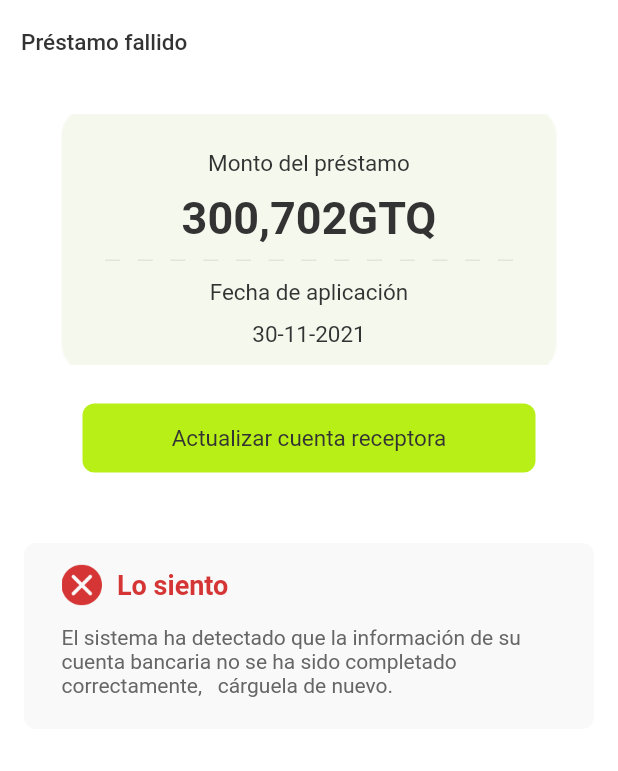
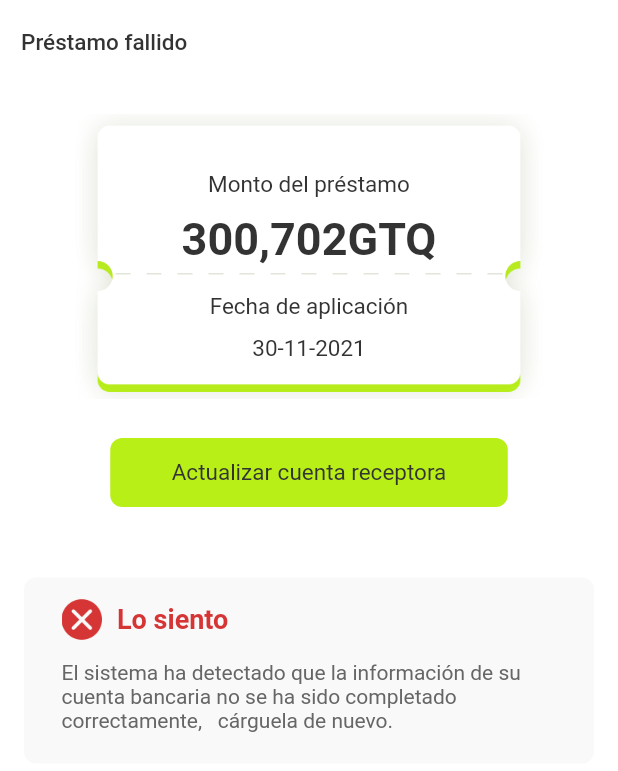
Before and after one commit to duangaixin/rapicredito, a Flutter app: the HomeLoanFailureView widget shown alone on an empty page, opened directly, on a phone screen of 412 x 824 dp. Shown: the top 771 px of the screen. Run offline on Flutter 3.47's test engine with Material 2 defaults, Android fonts, the phone set to English and light mode, and no system bars; our stand-ins replace bot_toast, cached_network_image, camera, dio, flutter_image_compress, flutter_swiper_null_safety and 6 more; missing offline and left inert: flutter_pickers, http_proxy; accounts and stored records are empty.

```diff
--- a/lib/page/main/home/widget/common_loan_money_view.dart
+++ b/lib/page/main/home/widget/common_loan_money_view.dart
@@ -1,7 +1,6 @@
 import 'package:flutter/material.dart';
 import 'package:get/get.dart';
 import 'package:rapicredito/style/resources.dart';
-
 
 class CommonLoanMoneyView extends StatefulWidget {
   const CommonLoanMoneyView({
@@ -17,12 +16,14 @@ class CommonLoanMoneyViewState extends State<CommonLoanMoneyView> {
   Widget build(BuildContext context) {
     return Container(
       alignment: Alignment.center,
+      width: double.infinity,
+      height: 190.0,
       decoration: const BoxDecoration(
           color: Colors.white,
           image: DecorationImage(
-              image: AssetImage(Resource.assetsImageAuthCameraBg),
+              image: AssetImage(Resource.assetsImageHomeInfoBg),
               fit: BoxFit.cover)),
-      margin: const EdgeInsets.only(top: 20.0, left: 40.0, right: 40.0),
+      margin: const EdgeInsets.only(top: 20.0, left: 47.0, right: 47.0),
       child: Column(
         crossAxisAlignment: CrossAxisAlignment.center,
         mainAxisSize: MainAxisSize.min,
@@ -33,18 +34,16 @@ class CommonLoanMoneyViewState extends State<CommonLoanMoneyView> {
                 'Monto del préstamo',
                 style: TextStyle(fontSize: 15.0, color: Color(0xff333333)),
               )),
-          const Padding(
-            padding: EdgeInsets.symmetric(horizontal: 42.0),
-            child: Text(
-              '300,702GTQ',
-              style: TextStyle(
-                  fontSize: 30.0,
-                  color: Color(0xff333333),
-                  fontWeight: FontWeight.bold),
-            ),
+          Text(
+            '300,702GTQ',
+            style: TextStyle(
+                fontSize: 30.0,
+                color: Color(0xff333333),
+                fontWeight: FontWeight.bold),
           ),
           Container(
-            padding: const EdgeInsets.only(top: 10.0, bottom: 12.0,left: 30.0,right: 30),
+            padding: const EdgeInsets.only(
+                top: 5.0, bottom: 12.0, left: 30.0, right: 30),
             child: const HomeDashLine(
               color: Color(0xffE2E5DA),
             ),
@@ -79,7 +78,7 @@ class HomeDashLine extends StatelessWidget {
 
   @override
   Widget build(BuildContext context) {
-    final boxWidth = Get.size.width-84-60;
+    final boxWidth = Get.size.width - 84 - 60;
     final dashHeight = height;
     final dashCount = (boxWidth / (2 * dashWidth)).floor();
 
--- a/lib/page/main/home/widget/home_loan_audit_view.dart
+++ b/lib/page/main/home/widget/home_loan_audit_view.dart
@@ -16,7 +16,9 @@ class HomeLoanAuditView extends GetView<MainHomeCtr> {
       crossAxisAlignment: CrossAxisAlignment.start,
       mainAxisSize: MainAxisSize.max,
       children: [
-        const MainAppBarView(title: 'Bajo Revisión',),
+        const MainAppBarView(
+          title: 'Bajo Revisión',
+        ),
         Padding(
           padding: const EdgeInsets.symmetric(horizontal: 16.0),
           child: Column(
--- a/lib/page/main/home/widget/home_loan_deal_view.dart
+++ b/lib/page/main/home/widget/home_loan_deal_view.dart
@@ -27,7 +27,7 @@ class HomeLoanDealView extends GetView<MainHomeCtr> {
                   const MainAppBarView(
                     title: 'Préstamo fallido',
                   ),
-                const CommonLoanMoneyView(),
+                  const CommonLoanMoneyView(),
                   dealTipView,
                   const Spacer(),
                   const Padding(
--- a/lib/page/main/home/widget/home_loan_failure_view.dart
+++ b/lib/page/main/home/widget/home_loan_failure_view.dart
@@ -13,7 +13,7 @@ class HomeLoanFailureView extends GetView<MainHomeCtr> {
   @override
   Widget build(BuildContext context) {
     return Column(
-      crossAxisAlignment: CrossAxisAlignment.start,
+      crossAxisAlignment: CrossAxisAlignment.center,
       mainAxisSize: MainAxisSize.min,
       children: [
         const MainAppBarView(
@@ -25,6 +25,7 @@ class HomeLoanFailureView extends GetView<MainHomeCtr> {
               top: 25.0, left: 55.0, right: 55.0, bottom: 46.0),
           child: CustomButton(
             onPressed: () {},
+            minWidth: 265.0,
             minHeight: 46.0,
             backgroundColor: const Color(0xffB8EF17),
             disabledBackgroundColor: const Color(0xffB8EF17),
--- a/lib/style/resources.dart
+++ b/lib/style/resources.dart
@@ -16,7 +16,8 @@ class Resource {
       'assets/image/main/home_error_tip.png';
   static const String assetsImageHomeDefault =
       'assets/image/main/home_default.png';
-
+  static const String assetsImageHomeInfoBg =
+      'assets/image/main/home_info_bg.png';
   static const String assetsImageAuthTitleBg =
       'assets/image/auth/auth_title_bg.png';
   static const String assetsImageLoginClear =
--- a/lib/widget/custom_picker.dart
+++ b/lib/widget/custom_picker.dart
@@ -62,5 +62,6 @@ PickerStyle customizeStyle() {
       commitButton: commitButton,
       headDecoration: headDecoration,
       backgroundColor: Colors.white,
-  );
+      textColor: const Color(0xff666666),
+      textSize: 13.0);
 }
```
Also changed, not shown: lib/model/key_value_bean.dart (added, +18 -0 lines), lib/page/bank/select_bank_ctr.dart (+14 -0 lines), lib/page/bank/select_bank_state.dart (+26 -1 lines), lib/page/bank/select_bank_view.dart (+24 -14 lines), lib/page/bank/widget/wallet_view.dart (+45 -7 lines), lib/page/main/home/main_home_view.dart (+9 -7 lines), lib/page/main/home/widget/common_app_bar_view.dart (+4 -6 lines), lib/page/main/home/widget/home_loan_default_view.dart (+7 -10 lines), lib/page/main/home/widget/home_refusal_to_lend_view.dart (+4 -3 lines), assets/image/main/home_info_bg.png (added), 1 other file. Lines whose indentation alone changed are shown as unchanged.
